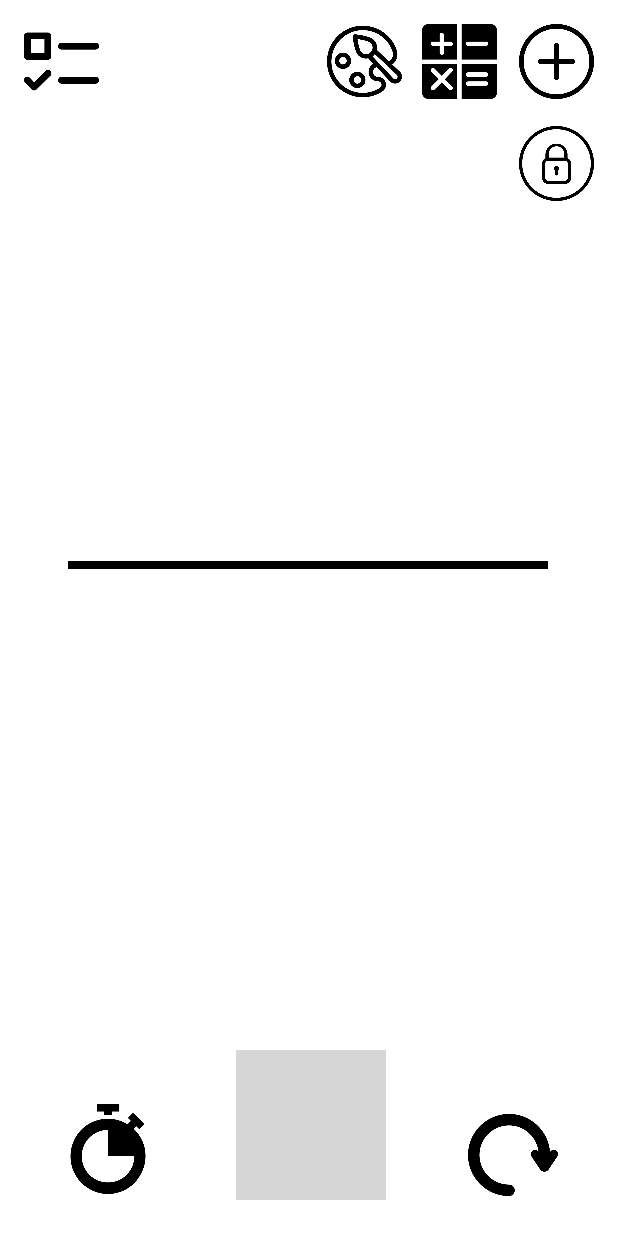
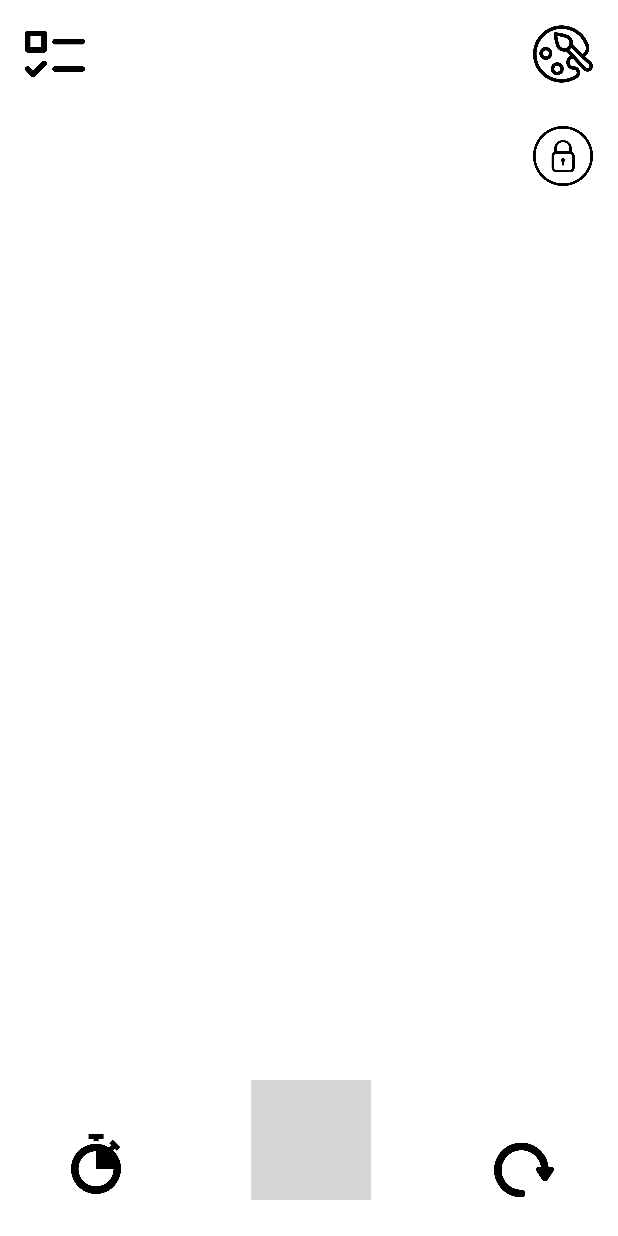
Before and after one commit to ibrahimozturk47/aet-tnet2g-ncelleme1, an Android app: the layout activity_main.xml on its own in the app's theme, with its tools: preview values and no code run, on a phone screen of 412 x 824 dp. Run offline under Robolectric (Android 15) with nearby library versions, the phone set to English and light mode, and no system bars; grey boxes are pictures that could not be loaded.

Commit message:
Etütnet Güncelleme3

```diff
--- a/app/src/main/AndroidManifest.xml
+++ b/app/src/main/AndroidManifest.xml
@@ -13,10 +13,10 @@
             android:name=".MainActivity2"
             android:exported="false" />
         <activity
-            android:name=".SpashScreen"
+            android:name=".MainActivity"
             android:exported="false" />
         <activity
-            android:name=".MainActivity"
+            android:name=".SpashScreen"
             android:exported="true">
             <intent-filter>
                 <action android:name="android.intent.action.MAIN" />
--- a/app/src/main/res/layout/activity_main.xml
+++ b/app/src/main/res/layout/activity_main.xml
@@ -17,7 +17,7 @@
         android:text=""
         android:textAlignment="center"
         android:textColor="@color/black"
-        android:textSize="80dp"
+        android:textSize="60dp"
         app:layout_constraintBottom_toBottomOf="parent"
         app:layout_constraintEnd_toEndOf="parent"
         app:layout_constraintHorizontal_bias="0.496"
@@ -25,22 +25,10 @@
         app:layout_constraintTop_toTopOf="parent"
         app:layout_constraintVertical_bias="0.35" />
 
-    <View
-        android:id="@+id/divider2"
-        android:layout_width="320dp"
-        android:layout_height="5dp"
-        android:background="@color/black"
-        app:layout_constraintBottom_toBottomOf="parent"
-        app:layout_constraintEnd_toEndOf="parent"
-        app:layout_constraintHorizontal_bias="0.494"
-        app:layout_constraintStart_toStartOf="parent"
-        app:layout_constraintTop_toBottomOf="@+id/süreyazısiyah"
-        app:layout_constraintVertical_bias="0.003" />
-
     <Button
         android:id="@+id/cıkısbuton"
-        android:layout_width="50dp"
-        android:layout_height="50dp"
+        android:layout_width="40dp"
+        android:layout_height="40dp"
         android:layout_marginTop="16dp"
         android:background="#00FFFFFF"
         android:visibility="visible"
@@ -51,23 +39,9 @@
 
 
     <Button
-        android:id="@+id/artıbuton"
-        android:layout_width="50dp"
-        android:layout_height="50dp"
-        android:layout_marginTop="40dp"
-        android:background="#00FFFFFF"
-        android:visibility="visible"
-        app:layout_constraintBottom_toBottomOf="@+id/artıresim"
-        app:layout_constraintEnd_toEndOf="parent"
-        app:layout_constraintHorizontal_bias="0.955"
-        app:layout_constraintStart_toStartOf="parent"
-        app:layout_constraintTop_toTopOf="parent"
-        app:layout_constraintVertical_bias="1.0" />
-
-    <Button
         android:id="@+id/anahtarbuton"
-        android:layout_width="50dp"
-        android:layout_height="50dp"
+        android:layout_width="40dp"
+        android:layout_height="40dp"
         android:layout_marginTop="84dp"
         android:background="#00FFFFFF"
         android:visibility="visible"
@@ -78,8 +52,8 @@
 
     <ImageView
         android:id="@+id/baslatresimsiyah"
-        android:layout_width="100dp"
-        android:layout_height="100dp"
+        android:layout_width="80dp"
+        android:layout_height="80dp"
         android:layout_marginBottom="24dp"
         app:layout_constraintBottom_toBottomOf="parent"
         app:layout_constraintEnd_toEndOf="parent"
@@ -87,10 +61,26 @@
         app:layout_constraintStart_toStartOf="parent"
         app:srcCompat="@drawable/baslasiyah" />
 
+    <com.airbnb.lottie.LottieAnimationView
+        android:id="@+id/animationView2"
+        android:layout_width="280dp"
+        android:layout_height="280dp"
+        android:visibility="invisible"
+        app:layout_constraintBottom_toBottomOf="parent"
+        app:layout_constraintEnd_toEndOf="parent"
+        app:layout_constraintHorizontal_bias="0.496"
+        app:layout_constraintStart_toStartOf="parent"
+        app:layout_constraintTop_toTopOf="parent"
+        app:layout_constraintVertical_bias="0.252"
+        app:lottie_autoPlay="true"
+        app:lottie_loop="true"
+        app:lottie_rawRes="@raw/sure2" />
+
+
     <Button
         android:id="@+id/basladurbuton"
-        android:layout_width="100dp"
-        android:layout_height="100dp"
+        android:layout_width="80dp"
+        android:layout_height="80dp"
         android:background="#00FFFFFF"
         android:visibility="visible"
         app:layout_constraintBottom_toBottomOf="@+id/durdurmaresimsiyah"
@@ -102,8 +92,8 @@
 
     <Button
         android:id="@+id/butonseçim"
-        android:layout_width="60dp"
-        android:layout_height="60dp"
+        android:layout_width="40dp"
+        android:layout_height="40dp"
         android:background="#00FFFFFF"
         android:visibility="visible"
         app:layout_constraintBottom_toBottomOf="@+id/seçimresim"
@@ -114,8 +104,8 @@
 
     <ImageView
         android:id="@+id/seçimresim"
-        android:layout_width="60dp"
-        android:layout_height="60dp"
+        android:layout_width="40dp"
+        android:layout_height="40dp"
         android:layout_marginBottom="28dp"
         android:visibility="visible"
         app:layout_constraintBottom_toBottomOf="parent"
@@ -127,8 +117,8 @@
 
     <ImageView
         android:id="@+id/durdurmaresimsiyah"
-        android:layout_width="100dp"
-        android:layout_height="100dp"
+        android:layout_width="80dp"
+        android:layout_height="80dp"
         android:layout_marginBottom="24dp"
         android:visibility="invisible"
         app:layout_constraintBottom_toBottomOf="parent"
@@ -139,8 +129,8 @@
 
     <Button
         android:id="@+id/butonsıfırla"
-        android:layout_width="60dp"
-        android:layout_height="60dp"
+        android:layout_width="40dp"
+        android:layout_height="40dp"
         android:background="#00FFFFFF"
         android:visibility="visible"
         app:layout_constraintBottom_toBottomOf="@+id/sıfırlaresim"
@@ -153,8 +143,8 @@
 
     <ImageView
         android:id="@+id/sıfırlaresim"
-        android:layout_width="60dp"
-        android:layout_height="60dp"
+        android:layout_width="40dp"
+        android:layout_height="40dp"
         android:layout_marginBottom="24dp"
         app:layout_constraintBottom_toBottomOf="parent"
         app:layout_constraintEnd_toEndOf="parent"
@@ -165,54 +155,31 @@
 
     <ImageView
         android:id="@+id/temasiyahresim"
-        android:layout_width="50dp"
-        android:layout_height="50dp"
+        android:layout_width="40dp"
+        android:layout_height="40dp"
         android:layout_marginTop="16dp"
         app:layout_constraintEnd_toEndOf="parent"
-        app:layout_constraintHorizontal_bias="0.603"
+        app:layout_constraintHorizontal_bias="0.956"
         app:layout_constraintStart_toStartOf="parent"
         app:layout_constraintTop_toTopOf="parent"
         app:srcCompat="@drawable/colopalette" />
 
-    <ImageView
-        android:id="@+id/hesapmakinesiresim"
-        android:layout_width="50dp"
-        android:layout_height="50dp"
-        android:layout_marginTop="16dp"
-        app:layout_constraintEnd_toEndOf="parent"
-        app:layout_constraintHorizontal_bias="0.778"
-        app:layout_constraintStart_toStartOf="parent"
-        app:layout_constraintTop_toTopOf="parent"
-        app:srcCompat="@drawable/calculator" />
-
     <Button
         android:id="@+id/temabutonsiyah"
-        android:layout_width="50dp"
-        android:layout_height="50dp"
+        android:layout_width="40dp"
+        android:layout_height="40dp"
         android:layout_marginTop="16dp"
         android:background="#00FFFFFF"
         android:visibility="visible"
         app:layout_constraintEnd_toEndOf="parent"
-        app:layout_constraintHorizontal_bias="0.603"
-        app:layout_constraintStart_toStartOf="parent"
-        app:layout_constraintTop_toTopOf="parent" />
-
-    <Button
-        android:id="@+id/butonhesapmakinesi"
-        android:layout_width="50dp"
-        android:layout_height="50dp"
-        android:layout_marginTop="16dp"
-        android:background="#00FFFFFF"
-        android:visibility="visible"
-        app:layout_constraintEnd_toEndOf="parent"
-        app:layout_constraintHorizontal_bias="0.778"
+        app:layout_constraintHorizontal_bias="0.956"
         app:layout_constraintStart_toStartOf="parent"
         app:layout_constraintTop_toTopOf="parent" />
 
     <ImageView
         android:id="@+id/cıkısresimsiyah"
-        android:layout_width="50dp"
-        android:layout_height="50dp"
+        android:layout_width="40dp"
+        android:layout_height="40dp"
         android:layout_marginTop="16dp"
         app:layout_constraintEnd_toEndOf="parent"
         app:layout_constraintHorizontal_bias="0.044"
@@ -220,33 +187,14 @@
         app:layout_constraintTop_toTopOf="parent"
         app:srcCompat="@drawable/checklist" />
 
-    <ImageView
-        android:id="@+id/artıresim"
-        android:layout_width="50dp"
-        android:layout_height="50dp"
-        android:layout_marginTop="16dp"
-        app:layout_constraintEnd_toEndOf="parent"
-        app:layout_constraintHorizontal_bias="0.955"
-        app:layout_constraintStart_toStartOf="parent"
-        app:layout_constraintTop_toTopOf="parent"
-        app:srcCompat="@drawable/plus" />
 
-    <ImageView
-        android:id="@+id/eksiresim"
-        android:layout_width="55dp"
-        android:layout_height="55dp"
-        android:layout_marginTop="16dp"
-        android:visibility="invisible"
-        app:layout_constraintEnd_toEndOf="parent"
-        app:layout_constraintHorizontal_bias="0.969"
-        app:layout_constraintStart_toStartOf="parent"
-        app:layout_constraintTop_toTopOf="parent"
-        app:srcCompat="@drawable/incorrect" />
+
+
 
     <ImageView
         android:id="@+id/anahtarsiyahresim"
-        android:layout_width="50dp"
-        android:layout_height="50dp"
+        android:layout_width="40dp"
+        android:layout_height="40dp"
         android:layout_marginTop="84dp"
         android:visibility="invisible"
         app:layout_constraintEnd_toEndOf="parent"
@@ -256,8 +204,8 @@
         app:srcCompat="@drawable/padlocksiyah" />
     <ImageView
         android:id="@+id/anahtarbeyazresim"
-        android:layout_width="50dp"
-        android:layout_height="50dp"
+        android:layout_width="40dp"
+        android:layout_height="40dp"
         android:layout_marginTop="84dp"
         android:visibility="visible"
         app:layout_constraintEnd_toEndOf="parent"
```
Also changed, not shown: app/build.gradle (+5 -4 lines), app/src/main/java/com/test/ettnet/MainActivity.java (+23 -56 lines), app/src/main/java/com/test/ettnet/MainActivity2.java (+35 -2 lines), app/src/main/java/com/test/ettnet/SpashScreen.java (+21 -1 lines), app/src/main/res/layout/activity_main2.xml (+26 -4 lines), app/src/main/res/layout/activity_spash_screen.xml (+12 -9 lines), app/src/main/res/raw/sure2.json (added, +1 -0 lines), app/src/main/res/raw/yuklenme.json (added, +1 -0 lines), app/src/main/res/drawable-v24/greyark.jpg (added), app/src/main/res/drawable-v24/yeniblue.jpg (added), app/src/main/res/drawable-v24/yenigreen.jpg (added), app/src/main/res/drawable-v24/yeniorange.jpg (added), app/src/main/res/drawable-v24/yenipurple.jpg (added), app/src/main/res/drawable-v24/yenired.jpg (added).
